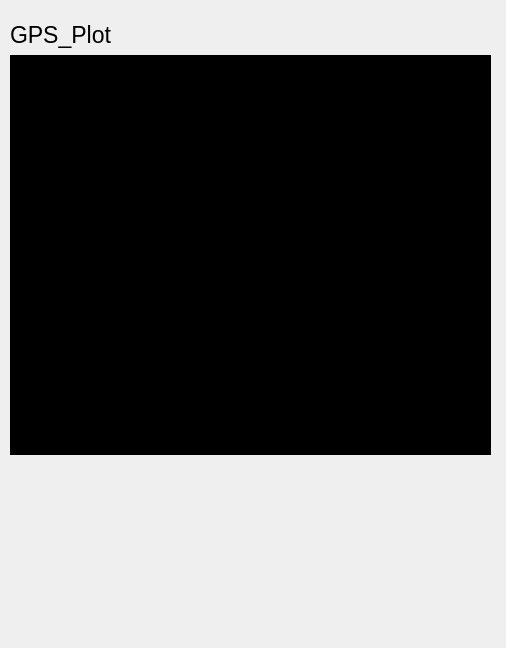
Above: ui_app/qt_ui_files/gps_layout.ui from mcgill-robotics/rover before the change. Below: the same form after it.
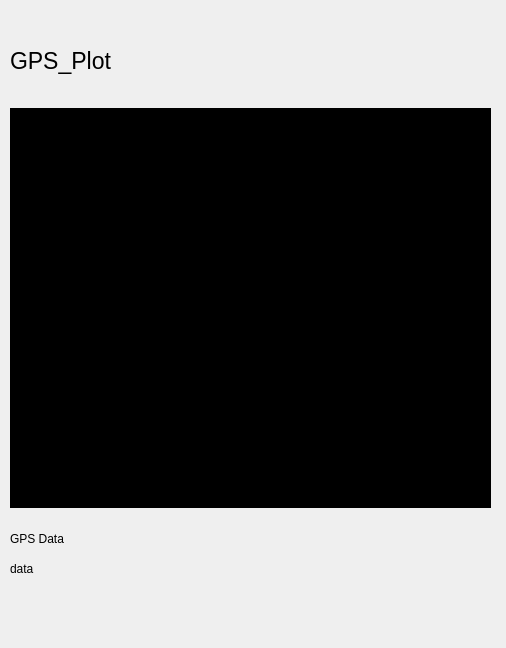
That is the form after the change.

What changed in the file:
```diff
--- a/ui_app/qt_ui_files/gps_layout.ui
+++ b/ui_app/qt_ui_files/gps_layout.ui
@@ -19,7 +19,7 @@
      <x>10</x>
      <y>20</y>
      <width>481</width>
-     <height>435</height>
+     <height>488</height>
     </rect>
    </property>
    <layout class="QVBoxLayout" name="verticalLayout">
@@ -50,6 +50,32 @@
     </item>
    </layout>
   </widget>
+  <widget class="QLabel" name="GPS_data_lable">
+   <property name="geometry">
+    <rect>
+     <x>10</x>
+     <y>530</y>
+     <width>479</width>
+     <height>18</height>
+    </rect>
+   </property>
+   <property name="text">
+    <string>GPS Data</string>
+   </property>
+  </widget>
+  <widget class="QLabel" name="label">
+   <property name="geometry">
+    <rect>
+     <x>10</x>
+     <y>550</y>
+     <width>479</width>
+     <height>37</height>
+    </rect>
+   </property>
+   <property name="text">
+    <string>data</string>
+   </property>
+  </widget>
  </widget>
  <resources/>
  <connections/>
```
